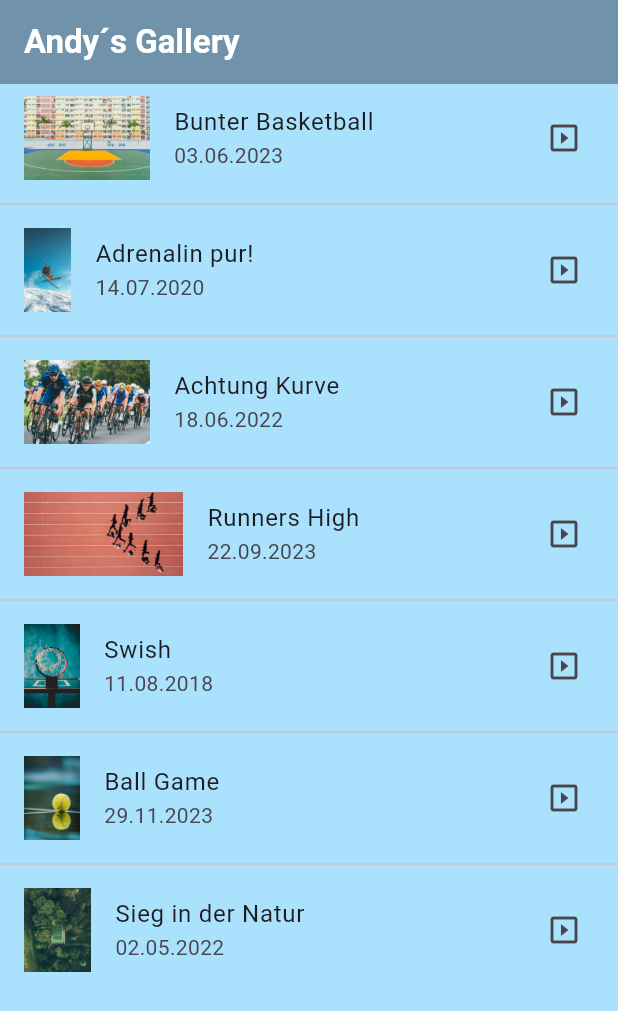
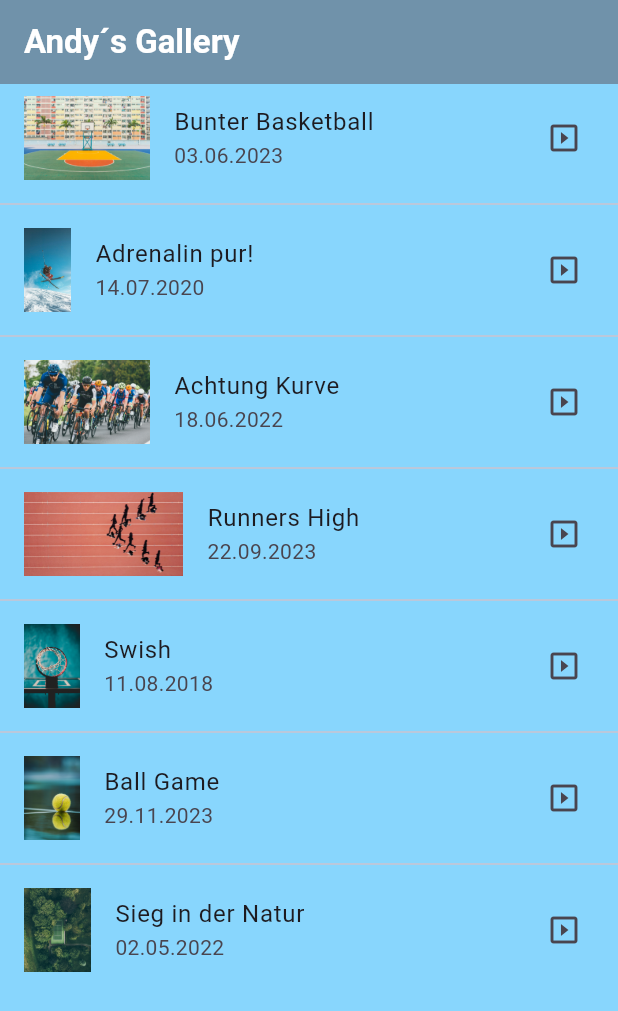
Before and after one commit to Dopa91/simple_gallery_app_dopatka, a Flutter app: the MyGalleryPage screen opened directly, on a phone screen of 412 x 824 dp. Shown: the top 1011 px of the screen. Run offline on Flutter 3.47's test engine with Material 3 defaults, Android fonts, the phone set to English and light mode, and no system bars; our stand-ins replace flutter_image_slideshow.

Commit message:
corrected backgrundcolor

```diff
--- a/lib/features/about_me/screens/about_me_page.dart
+++ b/lib/features/about_me/screens/about_me_page.dart
@@ -6,7 +6,7 @@ class AboutMePage extends StatelessWidget {
   @override
   Widget build(BuildContext context) {
     return Scaffold(
-      backgroundColor: const Color.fromARGB(182, 136, 214, 253),
+      backgroundColor: const Color.fromARGB(255, 136, 214, 253),
       appBar: AppBar(
         automaticallyImplyLeading: false,
         backgroundColor: const Color.fromARGB(255, 112, 146, 170),
--- a/lib/features/gallery/screens/my_gallery_page.dart
+++ b/lib/features/gallery/screens/my_gallery_page.dart
@@ -10,7 +10,7 @@ class MyGalleryPage extends StatelessWidget {
   @override
   Widget build(BuildContext context) {
     return Scaffold(
-      backgroundColor: const Color.fromARGB(182, 136, 214, 253),
+      backgroundColor: const Color.fromARGB(255, 136, 214, 253),
       appBar: AppBar(
         automaticallyImplyLeading: false,
         backgroundColor: const Color.fromARGB(255, 112, 146, 170),
```
